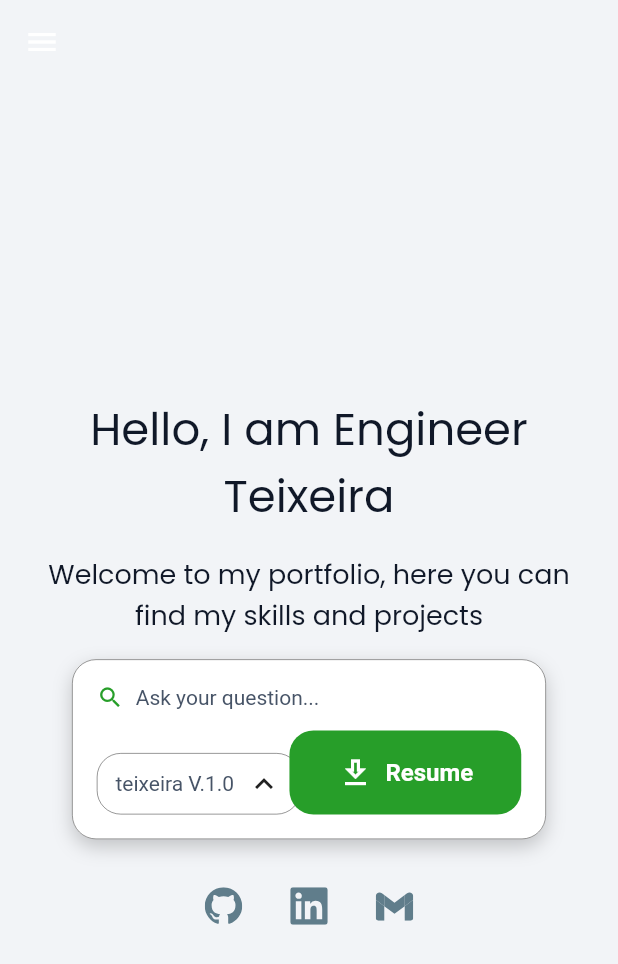
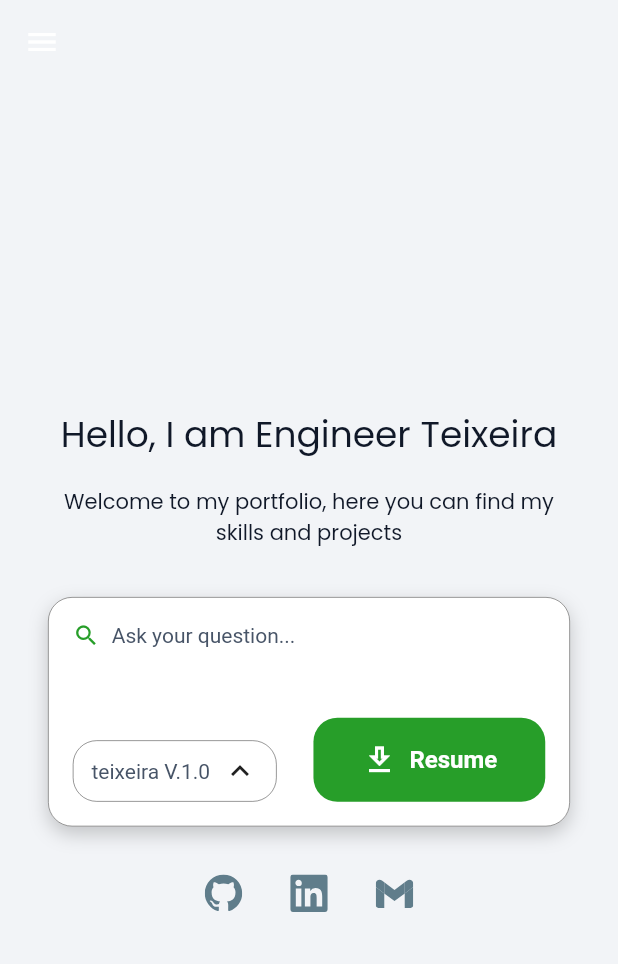
Before and after one commit to Teixeira49/portafolio, a Flutter app: the screen it shows after launch, on a phone screen of 412 x 824 dp. Shown: the top 964 px of the screen. Run offline on Flutter 3.47's test engine with Material 3 defaults, Android fonts, the phone set to English and light mode, and no system bars; our stand-ins replace equatable, flutter_bloc, flutter_svg, gap, get_it, google_fonts and 1 more; generated files the repository leaves out were written again.

Commit message:
Refactor Home UI and improve responsiveness
- Convert `MyHomePage` to `StatelessWidget` and remove unused code.
- Implement responsive text sizing and margins in home widgets.
- Extract `_ChatTextFieldAnimatedContainer` and `_ChatTextFieldDefaultModel` for modularity.
- Unify `Scaffold` usage in `HomeBody` with conditional `AppBar` visibility.

```diff
--- a/lib/src/features/home/presentation/page/home_page.dart
+++ b/lib/src/features/home/presentation/page/home_page.dart
@@ -5,10 +5,9 @@ import 'package:portafolio/src/features/home/data/repositories/home_repository.d
 import 'package:url_launcher/url_launcher.dart';
 
 import 'package:portafolio/l10n/l10n.dart';
-import '../../../../core/theme/extended_text_theme.dart';
+import '../../../../core/theme/responsive.dart';
 import '../../../../core/utils/asset_icons.dart';
 import '../../../../core/utils/helpers.dart';
-import '../../../../core/variables/values/values.dart';
 import '../../../../core/variables/variables.dart';
 import '../../../../shared/presentation/widgets/base_layout.dart';
 import '../../../../shared/presentation/widgets/dynamic_icon_button.dart';
@@ -25,37 +24,10 @@ part '../widget/home_readlines.dart';
 
 part '../widget/home_widgets.dart';
 
-class MyHomePage extends StatefulWidget {
+class MyHomePage extends StatelessWidget {
   const MyHomePage({super.key, required this.title});
 
-  // This widget is the home page of your application. It is stateful, meaning
-  // that it has a State object (defined below) that contains fields that affect
-  // how it looks.
-
-  // This class is the configuration for the state. It holds the values (in this
-  // case the title) provided by the parent (in this case the App widget) and
-  // used by the build method of the State. Fields in a Widget subclass are
-  // always marked "final".
-
   final String title;
-
-  @override
-  State<MyHomePage> createState() => _MyHomePageState();
-}
-
-class _MyHomePageState extends State<MyHomePage> {
-  int _counter = 0;
-
-  void _incrementCounter() {
-    setState(() {
-      // This call to setState tells the Flutter framework that something has
-      // changed in this State, which causes it to rerun the build method below
-      // so that the display can reflect the updated values. If we changed
-      // _counter without calling setState(), then the build method would not be
-      // called again, and so nothing would appear to happen.
-      _counter++;
-    });
-  }
 
   @override
   Widget build(BuildContext context) {
@@ -78,7 +50,7 @@ class _MyHomePageState extends State<MyHomePage> {
               )..add(GetChatMessages('home_chat')),
         ),
       ],
-      child: HomeView()
+      child: HomeView(),
     );
   }
 }
@@ -88,8 +60,15 @@ class HomeView extends StatelessWidget {
 
   @override
   Widget build(BuildContext context) {
-    return BaseLayoutPage(
-      child: HomeBody()
+    return BlocBuilder<ChatBloc, ChatState>(
+      buildWhen: (previous, current) => previous.status != current.status,
+      builder: (context, state) {
+        final title =
+            state.chatName != "Home Chat"
+                ? Text('Portafolio de Teixeira49')
+                : null;
+        return BaseLayoutPage(title: title, child: HomeBody());
+      },
     );
   }
 }
--- a/lib/src/features/home/presentation/widget/home_body.dart
+++ b/lib/src/features/home/presentation/widget/home_body.dart
@@ -12,16 +12,21 @@ class HomeBody extends StatelessWidget {
               previous.chatName != current.chatName ||
               previous.chatId != current.chatId,
       builder: (context, state) {
-        return state.chatName == "Home Chat"
+        return Scaffold(
+          appBar:
+              state.chatName != "Home Chat"
+                  ? AppBar(title: Text('Portafolio de Teixeira49'))
+                  : null,
+          body:
+              state.chatName == "Home Chat"
                   ? _WelcomeToChatWidget()
-            : Scaffold(
-              appBar: AppBar(title: Text('Portafolio de Teixeira49')),
-              body: Stack(
+                  : Stack(
                     alignment: Alignment.topCenter,
                     children: [
                       MessageContent(
                         title: state.chatName,
-                    content: state.messages.isNotEmpty ? state.messages : [],
+                        content:
+                            state.messages.isNotEmpty ? state.messages : [],
                       ),
 
                       Align(
--- a/lib/src/features/home/presentation/widget/home_readlines.dart
+++ b/lib/src/features/home/presentation/widget/home_readlines.dart
@@ -1,14 +1,15 @@
 part of '../page/home_page.dart';
-
 
 class _TitleChatHomeWidget extends StatelessWidget {
   @override
-  Widget build(BuildContext context) =>
-      Text(
-        context.l10n.appMainTitle,
-        style: ExtendedTextTheme.displaySmall(context),
-        textAlign: TextAlign.center,
-      );
+  Widget build(BuildContext context) => Text(
+    context.l10n.appMainTitle,
+    style:
+        Responsive.isMobile(context)
+            ? ExtendedTextTheme.displayExtraSmall(context)
+            : ExtendedTextTheme.displaySmall(context),
+    textAlign: TextAlign.center,
+  );
 }
 
 class _SubTitleChatHomeWidget extends StatelessWidget {
@@ -17,14 +18,15 @@ class _SubTitleChatHomeWidget extends StatelessWidget {
     constraints: const BoxConstraints(maxWidth: 700),
     child: Text(
       context.l10n.appMainSubtitle,
-      style: ExtendedTextTheme.textLarge(context),
+      style: Responsive.isMobile(context)
+          ? ExtendedTextTheme.textSmall(context)
+          : ExtendedTextTheme.textLarge(context),
       textAlign: TextAlign.center,
     ),
   );
 }
 
 class _ChatTextFieldSearchQuestion extends StatelessWidget {
-
   @override
   Widget build(BuildContext context) => Align(
     key: ValueKey('text'),
@@ -32,8 +34,8 @@ class _ChatTextFieldSearchQuestion extends StatelessWidget {
     child: Row(
       spacing: WidthValues.spacingXs,
       children: [
-        Icon(Icons.search_outlined, size: 18,),
-        Text(context.l10n.homePageQuestionLayer)
+        Icon(Icons.search_outlined, size: 18),
+        Text(context.l10n.homePageQuestionLayer),
       ],
     ),
   );
--- a/lib/src/features/home/presentation/widget/home_widgets.dart
+++ b/lib/src/features/home/presentation/widget/home_widgets.dart
@@ -13,6 +13,7 @@ class _WelcomeToChatWidget extends StatelessWidget {
         children: [
           _TitleChatHomeWidget(),
           _SubTitleChatHomeWidget(),
+          Gap(WidthValues.spacingNone),
           _ChatTextFieldWidget(),
           Gap(WidthValues.spacingNone),
           _ButtonsMenu(),
@@ -42,12 +43,30 @@ class _ChatTextFieldWidgetState extends State<_ChatTextFieldWidget> {
   Widget build(BuildContext context) => ConstrainedBox(
     constraints: const BoxConstraints(maxWidth: 816),
     child: Container(
-      margin: EdgeInsets.symmetric(horizontal: WidthValues.padding),
+      margin:
+          Responsive.isMobile(context)
+              ? null
+              : EdgeInsets.symmetric(horizontal: WidthValues.padding),
       child: InkWell(
         onTap: () => toggleContainer(),
         borderRadius: BorderRadius.circular(WidthValues.radiusMd),
+        child: _ChatTextFieldAnimatedContainer(isSelected: _isSelected),
+      ),
+    ),
+  );
+}
+
+class _ChatTextFieldAnimatedContainer extends StatelessWidget {
+  const _ChatTextFieldAnimatedContainer({required this.isSelected});
+
+  final bool isSelected;
+
+  @override
+  Widget build(BuildContext context) => AnimatedSize(
+    duration: const Duration(milliseconds: 300),
+    curve: Curves.easeInOut,
+    alignment: Alignment.topCenter,
     child: Container(
-          height: 120,
       width: MediaQuery.of(context).size.width,
       padding: EdgeInsets.all(WidthValues.padding),
       decoration: BoxDecoration(
@@ -64,13 +83,34 @@ class _ChatTextFieldWidgetState extends State<_ChatTextFieldWidget> {
       ),
       child: AnimatedSwitcher(
         duration: const Duration(milliseconds: 300),
+        layoutBuilder:
+            (currentChild, previousChildren) => Stack(
+              alignment: Alignment.topCenter,
+              children: <Widget>[
+                ...previousChildren,
+                if (currentChild != null) currentChild,
+              ],
+            ),
         transitionBuilder:
             (child, animation) =>
                 FadeTransition(opacity: animation, child: child),
         child:
-                _isSelected
+            isSelected
                 ? const _QuestionMenu(key: ValueKey('buttons'))
-                    : Stack(
+                : _ChatTextFieldDefaultModel(),
+      ),
+    ),
+  );
+}
+
+class _ChatTextFieldDefaultModel extends StatelessWidget {
+  const _ChatTextFieldDefaultModel();
+
+  @override
+  Widget build(BuildContext context) => SizedBox(
+    height: 120,
+    key: const ValueKey('stack'),
+    child: Stack(
       children: [
         _ChatTextFieldSearchQuestion(),
         Align(
@@ -79,13 +119,9 @@ class _ChatTextFieldWidgetState extends State<_ChatTextFieldWidget> {
         ),
         Align(
           alignment: Alignment.bottomRight,
-                          child: _ChatTextFieldResumeButton()
+          child: _ChatTextFieldResumeButton(),
         ),
       ],
-                    ),
-          ),
-        ),
-      ),
     ),
   );
 }
```
Lines whose indentation alone changed are shown as unchanged.
